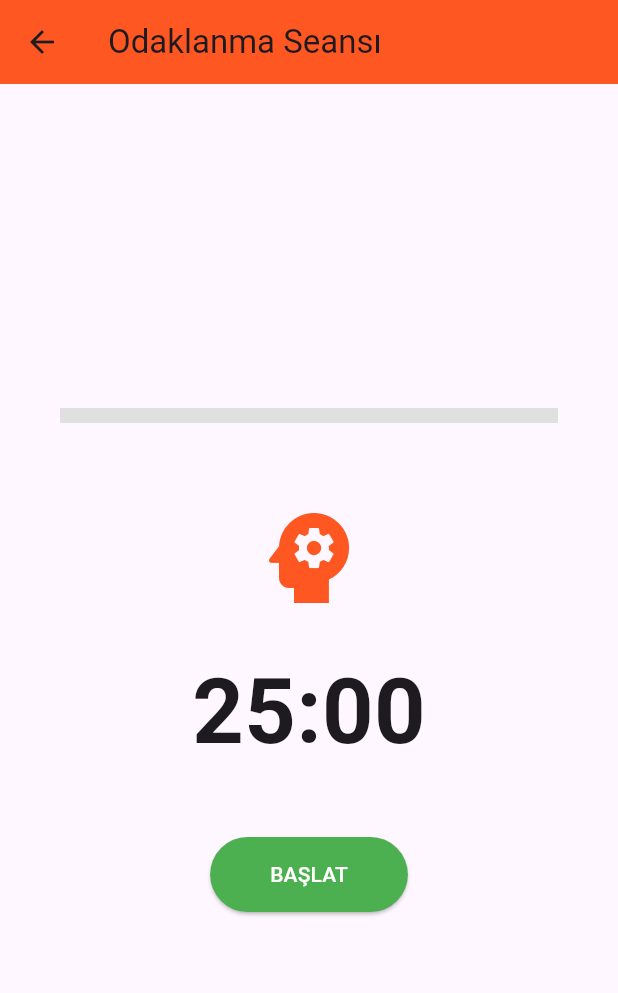
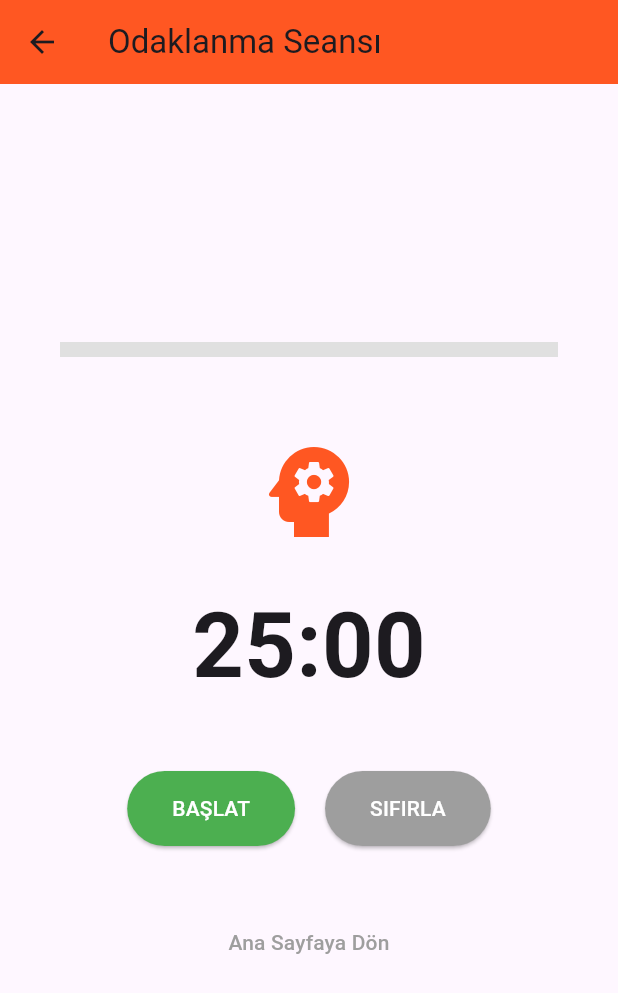
Before and after one commit to elifyesilyurt/FlowStateAI, a Flutter app: the FocusPage screen opened directly, on a phone screen of 412 x 824 dp. Shown: the top 993 px of the screen. Run offline on Flutter 3.47's test engine with Material 3 defaults, Android fonts, the phone set to English and light mode, and no system bars.

Commit message:
5. GUN FINAL: Tum ozellikler ve temiz kod yapisi tamamlandi

```diff
--- a/lib/focus_page.dart
+++ b/lib/focus_page.dart
@@ -1,4 +1,4 @@
-import 'dart:async'; // Zamanlayıcı (Timer) için gerekli
+import 'dart:async';
 import 'package:flutter/material.dart';
 
 class FocusPage extends StatefulWidget {
@@ -9,12 +9,10 @@ class FocusPage extends StatefulWidget {
 }
 
 class _FocusPageState extends State<FocusPage> {
-  // --- DEĞİŞKENLERİMİZ ---
-  int _secondsRemaining = 1500; // 25 dakika (25 * 60 saniye)
+  int _secondsRemaining = 1500; // 25 Dakika
   Timer? _timer;
   bool _isTimerRunning = false;
 
-  // --- SAYAÇ MANTIĞI ---
   void _startTimer() {
     setState(() {
       _isTimerRunning = true;
@@ -34,7 +32,20 @@ class _FocusPageState extends State<FocusPage> {
     });
   }
 
-  // Saniyeyi Dakika:Saniye formatına çeviren yardımcı fonksiyon
+  void _pauseTimer() {
+    _timer?.cancel();
+    setState(() {
+      _isTimerRunning = false;
+    });
+  }
+
+  void _resetTimer() {
+    _pauseTimer();
+    setState(() {
+      _secondsRemaining = 1500;
+    });
+  }
+
   String _formatTime(int seconds) {
     int minutes = seconds ~/ 60;
     int remainingSeconds = seconds % 60;
@@ -52,7 +63,7 @@ class _FocusPageState extends State<FocusPage> {
         child: Column(
           mainAxisAlignment: MainAxisAlignment.center,
           children: [
-            // Bilişsel yükü temsil eden ilerleme çubuğu (TÜBİTAK Dokunuşu)
+            // İlerleme Çubuğu (TÜBİTAK Proje Temeli)
             Padding(
               padding: const EdgeInsets.symmetric(horizontal: 40),
               child: LinearProgressIndicator(
@@ -70,13 +81,32 @@ class _FocusPageState extends State<FocusPage> {
               style: const TextStyle(fontSize: 60, fontWeight: FontWeight.bold),
             ),
             const SizedBox(height: 40),
-            ElevatedButton(
-              onPressed: _isTimerRunning ? null : _startTimer,
-              style: ElevatedButton.styleFrom(
-                backgroundColor: Colors.green,
-                padding: const EdgeInsets.symmetric(horizontal: 40, vertical: 15),
-              ),
-              child: const Text('BAŞLAT', style: TextStyle(color: Colors.white)),
+            Row(
+              mainAxisAlignment: MainAxisAlignment.center,
+              children: [
+                ElevatedButton(
+                  onPressed: _isTimerRunning ? _pauseTimer : _startTimer,
+                  style: ElevatedButton.styleFrom(
+                    backgroundColor: _isTimerRunning ? Colors.amber : Colors.green,
+                    padding: const EdgeInsets.symmetric(horizontal: 30, vertical: 15),
+                  ),
+                  child: Text(_isTimerRunning ? 'DURAKLAT' : 'BAŞLAT', style: const TextStyle(color: Colors.white)),
+                ),
+                const SizedBox(width: 20),
+                ElevatedButton(
+                  onPressed: _resetTimer,
+                  style: ElevatedButton.styleFrom(
+                    backgroundColor: Colors.grey,
+                    padding: const EdgeInsets.symmetric(horizontal: 30, vertical: 15),
+                  ),
+                  child: const Text('SIFIRLA', style: TextStyle(color: Colors.white)),
+                ),
+              ],
+            ),
+            const SizedBox(height: 40),
+            TextButton(
+              onPressed: () => Navigator.pop(context),
+              child: const Text('Ana Sayfaya Dön', style: TextStyle(color: Colors.grey)),
             ),
           ],
         ),
@@ -86,7 +116,7 @@ class _FocusPageState extends State<FocusPage> {
 
   @override
   void dispose() {
-    _timer?.cancel(); // Sayfa kapanınca sayacı durdur ki hafıza dolmasın
+    _timer?.cancel();
     super.dispose();
   }
 }
```
